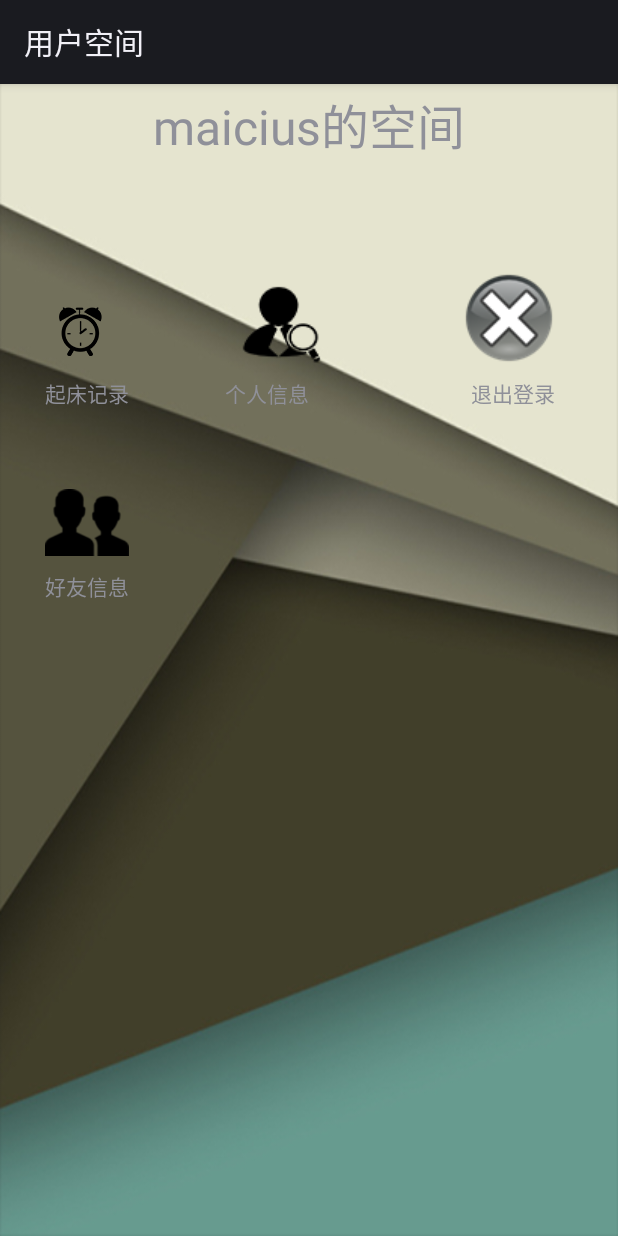
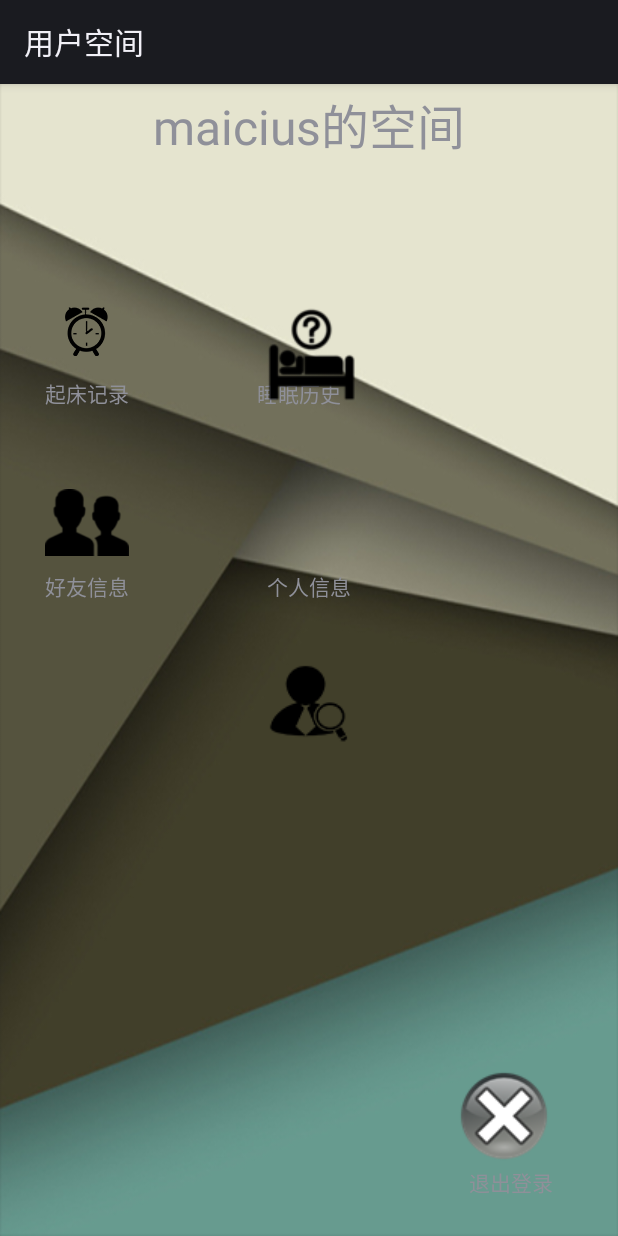
Before and after one commit to Maicius/Wake_client, an Android app: the UserSpace screen opened directly, with no data from a screen before it, on a phone screen of 412 x 824 dp. Run offline under Robolectric (Android 15) with nearby library versions, the phone set to English and light mode, and no system bars.

Commit message:
增加 sleepTime activity，修改userspace界面布局

```diff
--- a/CRAZYCLOCK/app/src/main/AndroidManifest.xml
+++ b/CRAZYCLOCK/app/src/main/AndroidManifest.xml
@@ -158,6 +158,10 @@
             android:name="com.maicius.wake.InterChange.UserInfo"
             android:label="个人信息" >
         </activity>
+        <activity
+            android:name="com.maicius.wake.InterChange.SleepHistory"
+            android:label="睡眠时间" >
+        </activity>
 
         <activity
             android:name="com.mob.tools.MobUIShell"
--- a/CRAZYCLOCK/app/src/main/java/com/maicius/wake/DBmanager/Appuser.java
+++ b/CRAZYCLOCK/app/src/main/java/com/maicius/wake/DBmanager/Appuser.java
@@ -3,12 +3,12 @@ package com.maicius.wake.DBmanager;
 /**
  * Created by Maicius on 2016/12/21.
  */
-public class Appuser {
+public class AppUser {
     public String sqlusername;
     public String sqlpassword;
     public String sqlnickname;
-    public Appuser(){}
-    public Appuser(String username, String password, String nickname){
+    public AppUser(){}
+    public AppUser(String username, String password, String nickname){
         this.sqlusername = username;
         this.sqlpassword = password;
         this.sqlnickname = nickname;
--- a/CRAZYCLOCK/app/src/main/java/com/maicius/wake/InterChange/UserSpace.java
+++ b/CRAZYCLOCK/app/src/main/java/com/maicius/wake/InterChange/UserSpace.java
@@ -11,6 +11,7 @@ import android.view.View;
 import android.widget.ImageView;
 import android.widget.TextView;
 
+import com.maicius.wake.DBmanager.DBManager;
 import com.maicius.wake.alarmClock.MainActivity;
 import com.maicius.wake.alarmClock.R;
 
@@ -34,7 +35,7 @@ public class UserSpace extends Activity {
         ImageView image_getUpTime = (ImageView) findViewById(R.id.getUpTime);
         ImageView image_exit = (ImageView) findViewById(R.id.exit);
         ImageView image_friends = (ImageView) findViewById(R.id.friendImageView);
-
+        ImageView image_sleepHistory = (ImageView) findViewById(R.id.sleep_history_image);
         image_userInfo.setOnClickListener(new View.OnClickListener() {
             public void onClick(View v) {
                 startActivity(new Intent(UserSpace.this, UserInfo.class));
@@ -48,6 +49,8 @@ public class UserSpace extends Activity {
         image_exit.setOnClickListener(new View.OnClickListener() {
             public void onClick(View v) {
                 MainActivity.s_isLogged=false;
+                DBManager dbManager = new DBManager(UserSpace.this);
+                dbManager.deleteAppUser();
                 UserSpace.this.finish();
             }
         });
@@ -56,6 +59,12 @@ public class UserSpace extends Activity {
                 startActivity(new Intent(UserSpace.this, FriendsList.class));
             }
         });
+
+        image_sleepHistory.setOnClickListener(new View.OnClickListener(){
+            public void onClick(View v){
+                startActivity(new Intent(UserSpace.this, SleepHistory.class));
+            }
+        });
     }
 
 }
--- a/CRAZYCLOCK/app/src/main/java/com/maicius/wake/alarmClock/AlarmAlert.java
+++ b/CRAZYCLOCK/app/src/main/java/com/maicius/wake/alarmClock/AlarmAlert.java
@@ -45,7 +45,7 @@ public class AlarmAlert extends AlarmAlertFullScreen {
         super.onCreate(icicle);
 
         // Listen for the screen turning off so that when the screen comes back
-        // on, the Appuser does not need to unlock the phone to dismiss the alarm.
+        // on, the AppUser does not need to unlock the phone to dismiss the alarm.
         registerReceiver(mScreenOffReceiver,
                 new IntentFilter(Intent.ACTION_SCREEN_OFF));
     }
--- a/CRAZYCLOCK/app/src/main/java/com/maicius/wake/alarmClock/AlarmAlertFullScreen.java
+++ b/CRAZYCLOCK/app/src/main/java/com/maicius/wake/alarmClock/AlarmAlertFullScreen.java
@@ -151,7 +151,7 @@ public class AlarmAlertFullScreen extends Activity {
         String label = mAlarm.getLabelOrDefault(this);
         label = getString(R.string.alarm_notify_snooze_label, label);
 
-        // Notify the Appuser that the alarm has been snoozed.
+        // Notify the AppUser that the alarm has been snoozed.
         Intent cancelSnooze = new Intent(this, AlarmReceiver.class);
         cancelSnooze.setAction(Alarms.CANCEL_SNOOZE);
         cancelSnooze.putExtra(Alarms.ALARM_ID, mAlarm.id);
--- a/CRAZYCLOCK/app/src/main/java/com/maicius/wake/alarmClock/AlarmKlaxon.java
+++ b/CRAZYCLOCK/app/src/main/java/com/maicius/wake/alarmClock/AlarmKlaxon.java
@@ -103,7 +103,7 @@ public class AlarmKlaxon extends Service {
     private PhoneStateListener mPhoneStateListener = new PhoneStateListener() {
         @Override
         public void onCallStateChanged(int state, String ignored) {
-            // The Appuser might already be in a call when the alarm fires. When
+            // The AppUser might already be in a call when the alarm fires. When
             // we register onCallStateChanged, we get the initial in-call state
             // which kills the alarm. Check against the initial call state so
             // we don't kill the alarm during a call.
@@ -315,7 +315,7 @@ public class AlarmKlaxon extends Service {
      * won't run all day.
      *
      * This just cancels the audio, but leaves the notification
-     * popped, so the Appuser will know that the alarm tripped.
+     * popped, so the AppUser will know that the alarm tripped.
      */
     private void enableKiller(Alarm alarm) {
         mHandler.sendMessageDelayed(mHandler.obtainMessage(KILLER, alarm),
--- a/CRAZYCLOCK/app/src/main/java/com/maicius/wake/alarmClock/AlarmReceiver.java
+++ b/CRAZYCLOCK/app/src/main/java/com/maicius/wake/alarmClock/AlarmReceiver.java
@@ -101,7 +101,7 @@ public class AlarmReceiver extends BroadcastReceiver {
 
         // Trigger a notification that, when clicked, will show the alarm alert
         // dialog. No need to check for fullscreen since this will always be
-        // launched from a Appuser action.
+        // launched from a AppUser action.
         Intent notify = new Intent(context, AlarmAlert.class);
         notify.putExtra(Alarms.ALARM_INTENT_EXTRA, alarm);
         PendingIntent pendingNotify = PendingIntent.getActivity(context,
--- a/CRAZYCLOCK/app/src/main/java/com/maicius/wake/alarmClock/MainActivity.java
+++ b/CRAZYCLOCK/app/src/main/java/com/maicius/wake/alarmClock/MainActivity.java
@@ -32,7 +32,6 @@ import android.widget.ImageView;
 import android.widget.ListView;
 import android.widget.TextView;
 
-import com.maicius.wake.DBmanager.Appuser;
 import com.maicius.wake.DBmanager.DBManager;
 import com.maicius.wake.InterChange.LogIn;
 import com.maicius.wake.InterChange.UserSpace;
--- a/CRAZYCLOCK/app/src/main/res/layout/log_in.xml
+++ b/CRAZYCLOCK/app/src/main/res/layout/log_in.xml
@@ -56,7 +56,7 @@
             android:layout_height="wrap_content"
             android:layout_alignRight="@id/password_edit"
             android:background="#4cc05f"
-            android:textSize="15dp"
+            android:textSize="20dp"
             android:text="@string/login_label_sign_in"
             android:layout_below="@+id/password_edit" />
     </RelativeLayout>
--- a/CRAZYCLOCK/app/src/main/res/layout/user_space.xml
+++ b/CRAZYCLOCK/app/src/main/res/layout/user_space.xml
@@ -41,7 +41,10 @@
     <RelativeLayout
         android:layout_width="match_parent"
         android:layout_height="match_parent"
-        android:layout_gravity="center_horizontal">
+        android:layout_gravity="center_horizontal"
+        android:layout_alignParentTop="true"
+        android:layout_alignParentLeft="true"
+        android:layout_alignParentStart="true">
 
         <ImageView
             android:layout_width="wrap_content"
@@ -53,7 +56,9 @@
             android:layout_marginTop="86dp"
             android:layout_alignParentTop="true"
             android:layout_alignParentLeft="true"
-            android:layout_alignParentStart="true" />
+            android:layout_alignParentStart="true"
+            android:layout_alignRight="@+id/getUpTime"
+            android:layout_alignEnd="@+id/getUpTime" />
         <TextView
             android:layout_width="wrap_content"
             android:layout_height="wrap_content"
@@ -64,45 +69,6 @@
             android:layout_marginTop="140dp"
             android:id="@+id/getUpTime"
             android:layout_gravity="center" />
-        <ImageView
-            android:layout_width="wrap_content"
-            android:layout_height="wrap_content"
-            android:id="@+id/userInfo"
-            android:src="@drawable/btn_login"
-            android:layout_marginLeft="150dp"
-            android:layout_marginTop="68dp"
-            android:layout_marginStart="190dp"
-            android:layout_gravity="right" />
-        <TextView
-            android:layout_width="wrap_content"
-            android:layout_height="wrap_content"
-            android:textAppearance="?android:attr/textAppearanceSmall"
-            android:text="个人信息"
-
-            android:layout_marginLeft="150dp"
-            android:layout_marginTop="140dp"
-            android:layout_marginStart="190dp"
-            android:id="@+id/textView2"
-            android:layout_gravity="center" />
-
-        <ImageView
-            android:layout_width="wrap_content"
-            android:layout_height="wrap_content"
-            android:id="@+id/exit"
-            android:src="@drawable/exit"
-            android:layout_marginRight="40dp"
-            android:layout_alignParentEnd="true"
-            android:layout_marginTop="68dp" />
-
-        <TextView
-            android:layout_width="wrap_content"
-            android:layout_height="wrap_content"
-            android:textAppearance="?android:attr/textAppearanceSmall"
-            android:text="退出登录"
-            android:id="@+id/textView3"
-            android:layout_alignParentEnd="true"
-            android:layout_marginRight="42dp"
-            android:layout_marginTop="140dp" />
 
         <ImageView
             android:layout_width="wrap_content"
@@ -125,6 +91,72 @@
             android:layout_alignStart="@+id/friendImageView"
             android:id="@+id/friendsTextView" />
 
+        <ImageView
+            android:layout_width="wrap_content"
+            android:layout_height="wrap_content"
+            android:id="@+id/exit"
+            android:src="@drawable/exit"
+            android:layout_alignParentBottom="true"
+            android:layout_alignRight="@+id/textView3"
+            android:layout_alignEnd="@+id/textView3"
+            android:layout_marginBottom="47dp" />
+
+        <TextView
+            android:layout_width="wrap_content"
+            android:layout_height="wrap_content"
+            android:textAppearance="?android:attr/textAppearanceSmall"
+            android:text="退出登录"
+            android:id="@+id/textView3"
+            android:layout_marginRight="43dp"
+            android:layout_alignParentBottom="true"
+            android:layout_alignParentRight="true"
+            android:layout_alignParentEnd="true"
+            android:layout_marginEnd="43dp"
+            android:layout_marginBottom="25dp" />
+
+        <TextView
+            android:layout_width="wrap_content"
+            android:layout_height="wrap_content"
+            android:textAppearance="?android:attr/textAppearanceSmall"
+            android:text="个人信息"
+
+            android:id="@+id/textView2"
+            android:layout_gravity="center"
+            android:layout_alignBaseline="@+id/friendsTextView"
+            android:layout_alignBottom="@+id/friendsTextView"
+            android:layout_centerHorizontal="true" />
+
+        <TextView
+            android:layout_width="wrap_content"
+            android:layout_height="wrap_content"
+            android:textAppearance="?android:attr/textAppearanceSmall"
+            android:text="睡眠历史"
+            android:id="@+id/sleep_history_text"
+            android:layout_gravity="center"
+            android:layout_alignBottom="@+id/sleep_history_image"
+            android:layout_alignLeft="@+id/sleep_history_image"
+            android:layout_alignStart="@+id/sleep_history_image" />
+
+        <ImageView
+            android:layout_width="wrap_content"
+            android:layout_height="wrap_content"
+            android:id="@+id/userInfo"
+            android:src="@drawable/btn_login"
+            android:layout_gravity="right"
+            android:layout_centerVertical="true"
+            android:layout_centerHorizontal="true" />
+
+        <ImageView
+            android:layout_width="wrap_content"
+            android:layout_height="wrap_content"
+            android:id="@+id/sleep_history_image"
+            android:src="@drawable/sleep_history_icon"
+            android:layout_gravity="center"
+            android:layout_above="@+id/friendImageView"
+            android:layout_alignRight="@+id/userInfo"
+            android:layout_alignEnd="@+id/userInfo" />
+
+
     </RelativeLayout>
 
 
--- a/CRAZYCLOCK/app/src/main/res/values/strings.xml
+++ b/CRAZYCLOCK/app/src/main/res/values/strings.xml
@@ -56,7 +56,7 @@
     <string name="alarm_alert_alert_silenced">"闹钟响铃时间为 <xliff:g id="MINUTES">%d</xliff:g> 分钟"</string>
     <string name="alarm_notify_snooze_text">"已将闹钟设置为从现在起 <xliff:g id="TIME">%s</xliff:g>后再提醒。选中可以取消。"</string>
     <string name="alarm_alert_snooze_set">"暂停 <xliff:g id="MINUTES">%d</xliff:g> 分钟。"</string>
-      <!---Appuser information-->
+      <!---AppUser information-->
     <string name="info_phone_text">手机号</string>
     <string name="info_nickname_text">昵称</string>
     <string name="info_brief_intro_text">个性签名</string>
```
Also changed, not shown: CRAZYCLOCK/app/src/main/java/com.maicius.wake.web/WebService.java (+14 -14 lines), CRAZYCLOCK/app/src/main/java/com/maicius/wake/DBmanager/DBManager.java (+3 -9 lines), CRAZYCLOCK/app/src/main/java/com/maicius/wake/InterChange/LogIn.java (+6 -6 lines), CRAZYCLOCK/app/src/main/java/com/maicius/wake/InterChange/SleepHistory.java (added, +16 -0 lines), CRAZYCLOCK/app/src/main/java/com/maicius/wake/alarmClock/Alarms.java (+4 -4 lines), CRAZYCLOCK/app/src/main/java/com/maicius/wake/alarmClock/SetAlarm.java (+4 -4 lines), CRAZYCLOCK/app/src/main/res/layout/register.xml (+3 -5 lines), CRAZYCLOCK/app/src/main/res/layout/sleep_history.xml (added, +19 -0 lines), CRAZYCLOCK/app/src/main/res/drawable/sleep_history_icon.png (added).
